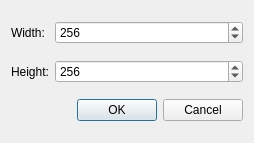
Before: the Qt Designer form Dialogs/AddImageDialog.ui in enigma-dev/RadialGM, drawn with Qt 5.
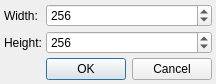
After: the same form once the commit is applied. Icons and pictures are not drawn.

Commit message: fix new image dialog

What changed in the file:
```diff
--- a/Dialogs/AddImageDialog.ui
+++ b/Dialogs/AddImageDialog.ui
@@ -6,10 +6,16 @@
    <rect>
     <x>0</x>
     <y>0</y>
-    <width>254</width>
-    <height>143</height>
+    <width>292</width>
+    <height>100</height>
    </rect>
   </property>
+  <property name="sizePolicy">
+   <sizepolicy hsizetype="Preferred" vsizetype="Preferred">
+    <horstretch>0</horstretch>
+    <verstretch>0</verstretch>
+   </sizepolicy>
+  </property>
   <property name="focusPolicy">
    <enum>Qt::StrongFocus</enum>
   </property>
@@ -21,6 +27,24 @@
     <normaloff>:/resources/background.png</normaloff>:/resources/background.png</iconset>
   </property>
   <layout class="QGridLayout" name="gridLayout">
+   <property name="sizeConstraint">
+    <enum>QLayout::SetFixedSize</enum>
+   </property>
+   <property name="leftMargin">
+    <number>4</number>
+   </property>
+   <property name="topMargin">
+    <number>4</number>
+   </property>
+   <property name="rightMargin">
+    <number>4</number>
+   </property>
+   <property name="bottomMargin">
+    <number>4</number>
+   </property>
+   <property name="spacing">
+    <number>4</number>
+   </property>
    <item row="5" column="1">
     <widget class="QDialogButtonBox" name="buttonBox">
      <property name="orientation">
```
Left out of the diff: 6 changed lines with no effect on the pictures. The commit also changes 3 other files.
